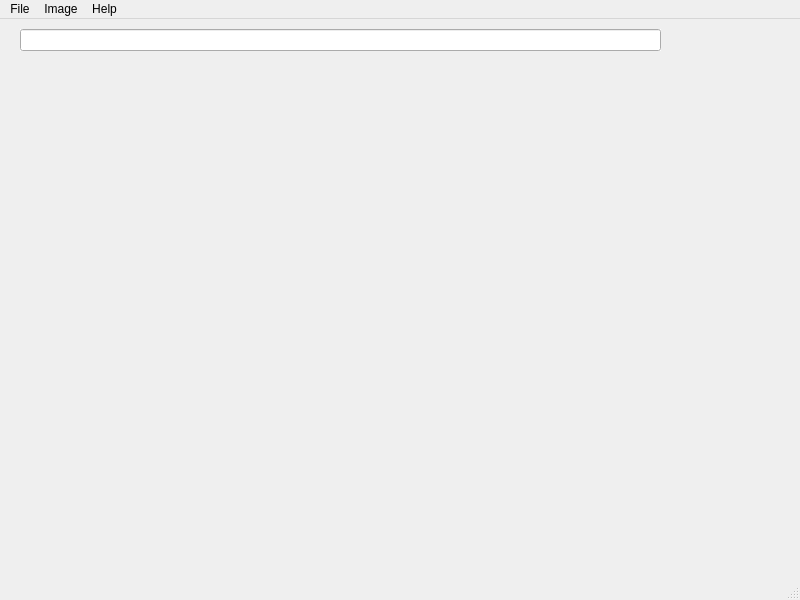
Before: the Qt Designer form qt.ui in t00n/Tagger, drawn with Qt 5.
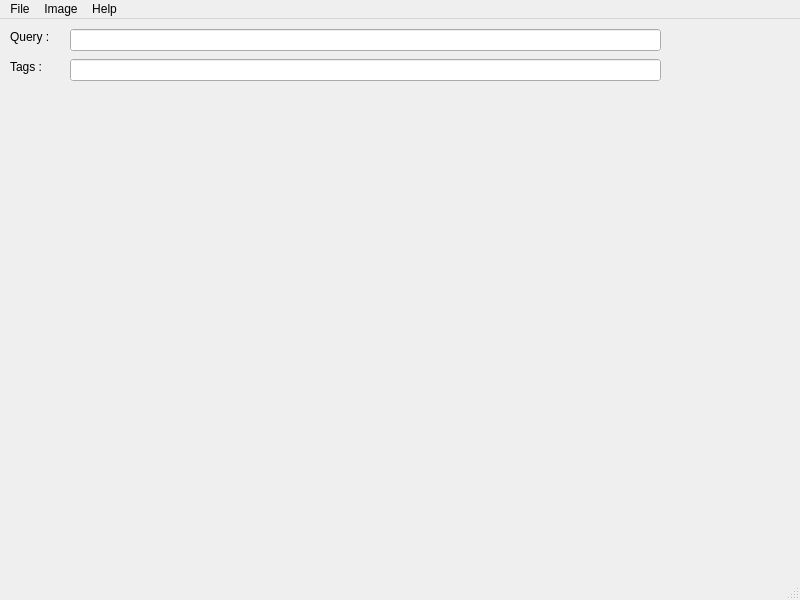
After: the same form once the commit is applied.

Commit message: [add] tags line edit

Patch:
```diff
--- a/qt.ui
+++ b/qt.ui
@@ -17,9 +17,9 @@
    <widget class="QLineEdit" name="queryEdit">
     <property name="geometry">
      <rect>
-      <x>20</x>
+      <x>70</x>
       <y>10</y>
-      <width>641</width>
+      <width>591</width>
       <height>22</height>
      </rect>
     </property>
@@ -42,6 +42,45 @@
     <widget class="QWidget" name="page"/>
     <widget class="QWidget" name="page_2"/>
    </widget>
+   <widget class="QLineEdit" name="tagsEdit">
+    <property name="geometry">
+     <rect>
+      <x>70</x>
+      <y>40</y>
+      <width>591</width>
+      <height>22</height>
+     </rect>
+    </property>
+    <property name="autoFillBackground">
+     <bool>true</bool>
+    </property>
+   </widget>
+   <widget class="QLabel" name="label">
+    <property name="geometry">
+     <rect>
+      <x>10</x>
+      <y>10</y>
+      <width>63</width>
+      <height>16</height>
+     </rect>
+    </property>
+    <property name="text">
+     <string>Query :</string>
+    </property>
+   </widget>
+   <widget class="QLabel" name="label_2">
+    <property name="geometry">
+     <rect>
+      <x>10</x>
+      <y>40</y>
+      <width>63</width>
+      <height>16</height>
+     </rect>
+    </property>
+    <property name="text">
+     <string>Tags :</string>
+    </property>
+   </widget>
   </widget>
   <widget class="QMenuBar" name="menubar">
    <property name="geometry">
```
The commit also changes 2 other files.
